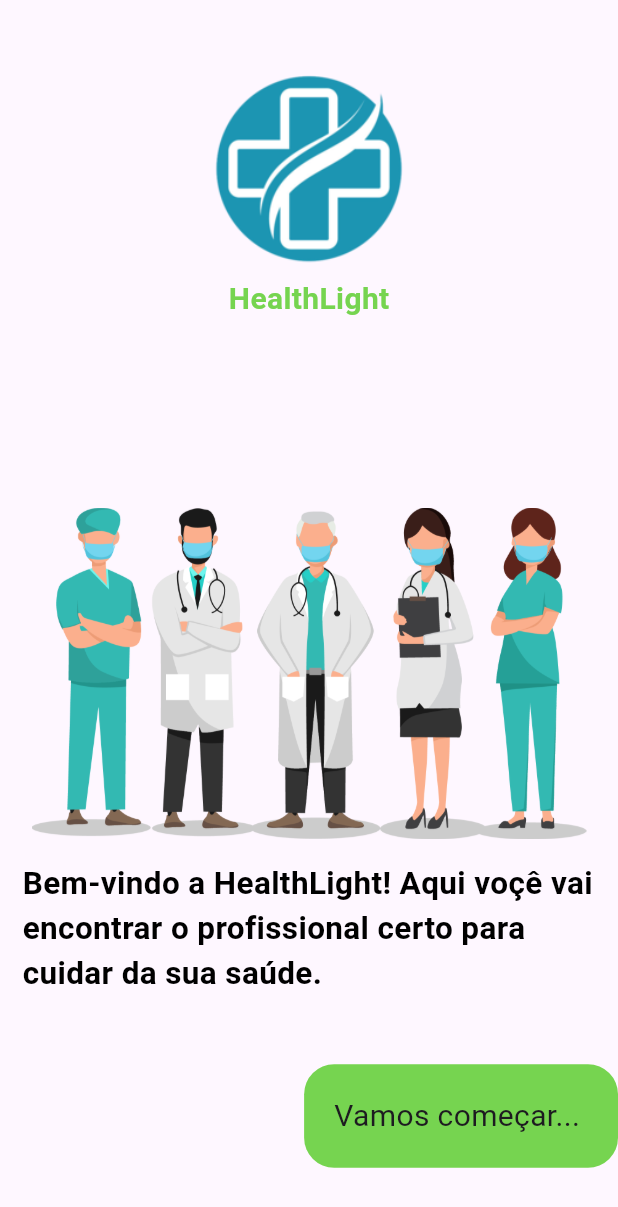
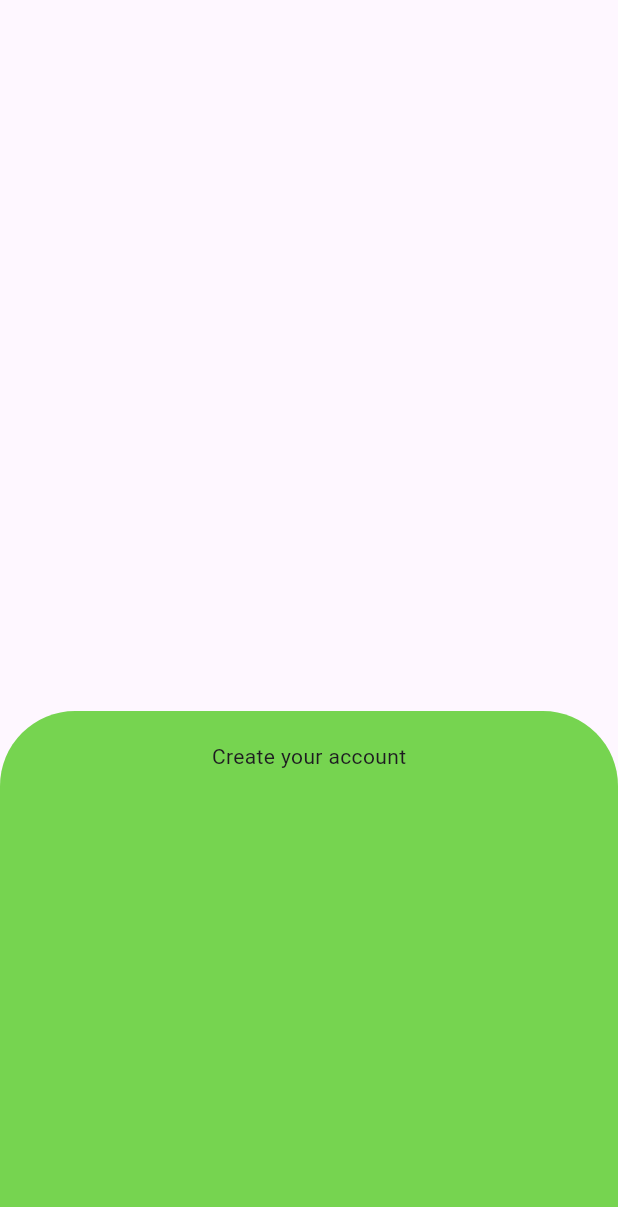
Before and after one commit to TheMEvangelista/HealthLightApp, a Flutter app: the screen it shows after launch, on a phone screen of 412 x 824 dp. Shown: the top 1207 px of the screen. Run offline on Flutter 3.47's test engine with Material 3 defaults, Android fonts, the phone set to English and light mode, and no system bars; our stand-ins replace google_fonts.

Commit message:
Components folder added

```diff
--- a/lib/main.dart
+++ b/lib/main.dart
@@ -1,4 +1,5 @@
 import 'package:flutter/material.dart';
+import 'package:healthlight/pages/login_page.dart';
 import 'pages/intro_page.dart';
 
 void main() {
@@ -12,10 +13,7 @@ class HealthLight extends StatelessWidget {
   Widget build(BuildContext context) {
     return const MaterialApp(
       debugShowCheckedModeBanner: false,
-      home: IntroPage(),
+      home: LoginPage(),
     );
   }
 }
-
-
-// Gesture Detector Button
--- a/lib/pages/intro_page.dart
+++ b/lib/pages/intro_page.dart
@@ -1,6 +1,7 @@
+import 'package:healthlight/pages/login_page.dart';
+import 'package:healthlight/size_screen.dart';
 import 'package:flutter/material.dart';
 import 'package:google_fonts/google_fonts.dart';
-import 'package:healthlight/pages/home_page.dart';
 
 class IntroPage extends StatelessWidget {
   const IntroPage({super.key});
@@ -8,95 +9,81 @@ class IntroPage extends StatelessWidget {
   @override
   Widget build(BuildContext context) {
     return Scaffold(
-      body: Column(
+      body: Stack(
         children: [
-          Padding(
-            padding: const EdgeInsets.only(top: 50),
-            child: Center(
-              child: Image.asset(
-                'lib/images/logoHL.png',
-                height: 125,
-                width: 125,
+          Container(
+            alignment: const Alignment(-1.35, -1.35),
+            child: Container(
+              height: 200,
+              width: 200,
+              decoration: const BoxDecoration(
+                color: Color.fromARGB(200, 81, 203, 32),
+                shape: BoxShape.circle,
               ),
             ),
           ),
-          Padding(
-            padding: const EdgeInsets.all(10),
-            child: Text(
-              "HealthLight",
-              style: GoogleFonts.aoboshiOne(
-                fontSize: 20,
-                fontWeight: FontWeight.bold,
-                color: const Color.fromARGB(200, 81, 203, 32),
+          Container(
+            alignment: const Alignment(-2, -1.1),
+            child: Container(
+              height: 200,
+              width: 200,
+              decoration: const BoxDecoration(
+                color: Color.fromARGB(200, 81, 203, 32),
+                shape: BoxShape.circle,
               ),
             ),
           ),
-          Padding(
-            padding: const EdgeInsets.only(top: 100),
-            child: Center(
-              child: Image.asset(
-                'lib/images/Doctors.png',
-                height: 250,
-                width: 370,
+          Center(
+            child: Column(
+              children: [
+                SizedBox(
+                  height: context.percentHeight(0.1),
                 ),
+                Image.asset("lib/images/logoHL.png"),
+                Text(
+                  "HealthLight",
+                  style: GoogleFonts.aoboshiOne(
+                      color: Colors.green,
+                      fontSize: 20,
+                      fontWeight: FontWeight.bold),
                 ),
-          ),
-          Padding(
-            padding: const EdgeInsets.only(left: 15, right: 15),
-            child: Text(
+                Image.asset("lib/images/Doctors.png"),
+                Text(
                   "Bem-vindo a HealthLight! Aqui voçê vai encontrar o profissional certo para cuidar da sua saúde.",
                   style: GoogleFonts.aoboshiOne(
-                fontSize: 21,
-                fontWeight: FontWeight.bold,
-                color: Colors.black,
+                      fontWeight: FontWeight.bold, fontSize: 18),
                 ),
-            ),
-          ),
-          const Spacer(),
                 Row(
-            mainAxisAlignment: MainAxisAlignment.end,
+                  mainAxisAlignment: MainAxisAlignment.center,
                   children: [
                     GestureDetector(
                       onTap: () => Navigator.pushReplacement(context,
                           MaterialPageRoute(builder: ((context) {
-                  return const HomePage();
+                        return const LoginPage();
                       }))),
                       child: Container(
                         decoration: BoxDecoration(
-                    color: const Color.fromARGB(200, 81, 203, 32),
-                    borderRadius: BorderRadius.circular(20),
+                          color: const Color.fromRGBO(9, 232, 94, 10),
+                          borderRadius: BorderRadius.circular(15),
                         ),
                         padding: const EdgeInsets.all(20),
-                  child: Text(
+                        child: const Text(
                           "Vamos começar... ",
-                    style: GoogleFonts.aoboshiOne(fontSize: 20),
+                          style: TextStyle(
+                            color: Colors.black,
+                            fontSize: 18,
+                            fontWeight: FontWeight.bold,
+                          ),
                         ),
                       ),
                     ),
                   ],
                 ),
-          const Spacer(),
+              ],
+            ),
+          ),
         ],
       ),
     );
   }
 }
-
-// GestureDetector(
-
-//                 child: Container(
-//                   decoration: BoxDecoration(
-//                     color: const Color.fromRGBO(9, 232, 94, 10),
-//                     borderRadius: BorderRadius.circular(15),
-//                   ),
-//                   padding: const EdgeInsets.all(20),
-//                   child: const Text(
-//                     "Vamos começar... ",
-//                     style: TextStyle(
-//                       color: Colors.black,
-//                       fontSize: 18,
-//                       fontWeight: FontWeight.bold,
-//                     ),
-//                   ),
-//                 ),
-//               ),
--- a/lib/pages/login_page.dart
+++ b/lib/pages/login_page.dart
@@ -0,0 +1,56 @@
+import 'package:flutter/material.dart';
+// import 'package:healthlight/pages/intro_page.dart';
+
+class LoginPage extends StatelessWidget {
+  const LoginPage({super.key});
+
+  // @override
+  // Widget build(BuildContext context) {
+  //   return Scaffold(
+  //     appBar: AppBar(
+  //       backgroundColor: Colors.blue,
+  //     ),
+  //   );
+  // }
+  @override
+  Widget build(BuildContext context) {
+    final screenWidth = MediaQuery.of(context).size.width;
+    // final screenHeight = MediaQuery.of(context).size.height;
+
+    return Scaffold(
+      body: Column(
+        mainAxisAlignment: MainAxisAlignment.end,
+        children: [
+          Center(
+            child: Container(
+              width: screenWidth,
+              height: 350,
+              decoration: const BoxDecoration(
+                color: Color.fromARGB(200, 81, 203, 32),
+                borderRadius: BorderRadius.only(
+                  topLeft: Radius.circular(50),
+                  topRight: Radius.circular(50),
+                ),
+              ),
+              child: const Column(
+                children: [
+                  Padding(
+                    padding: EdgeInsets.all(20),
+                    child: Text("Create your account"),
+                  ),
+                ],
+              ),
+            ),
+          ),
+        ],
+      ),
+    );
+  }
+}
+
+//Navigator.pushReplacement(
+                  //   context,
+                  //   MaterialPageRoute(builder: ((context) {
+                  //     return const IntroPage();
+                  //   })),
+                  // );
```
Also changed, not shown: lib/Components/my_text_field.dart (added, +46 -0 lines), lib/pages/home_page.dart (deleted, +0 -14 lines). Lines whose indentation alone changed are shown as unchanged.
